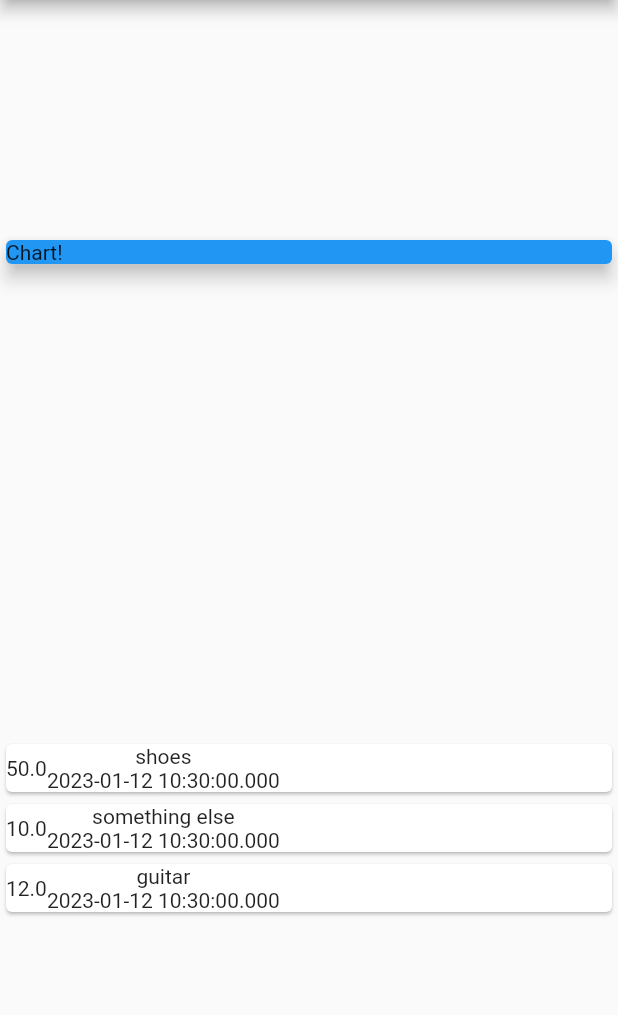
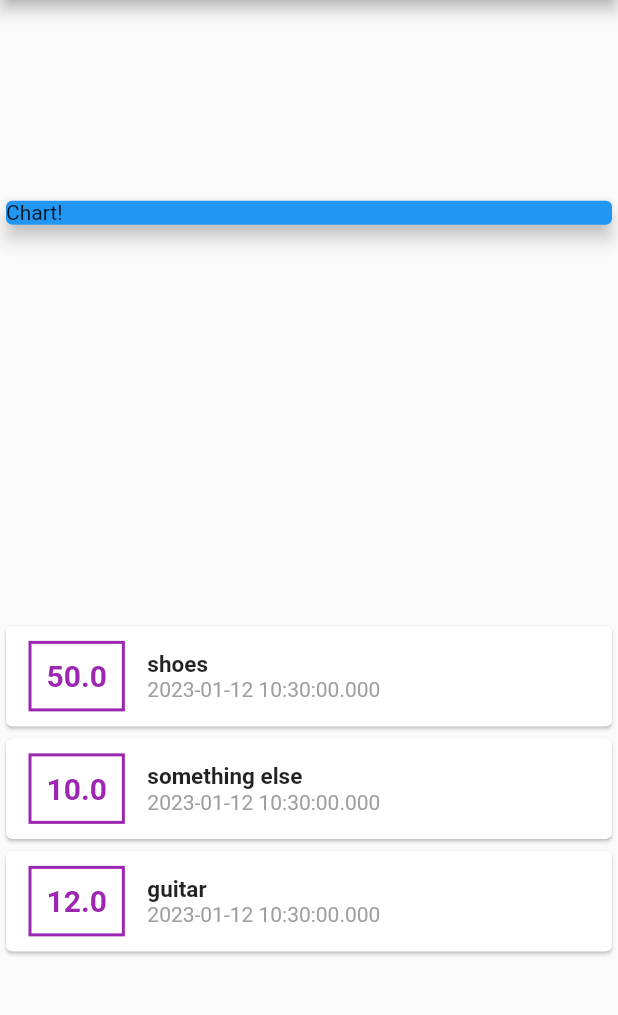
Before and after one commit to bottrell/ExpenseTracker, a Flutter app: the screen it shows after launch, on a phone screen of 412 x 824 dp, the part 84-1099 px from its top. Run offline on Flutter 3.47's test engine with Material 2 defaults, Android fonts, the phone set to English and light mode, and no system bars.

Commit message:
Added a lot of styling to Transaction cards

```diff
--- a/lib/main.dart
+++ b/lib/main.dart
@@ -52,11 +52,35 @@ class MyHomePage extends StatelessWidget {
               return Card(
                   child: Row(
                 children: [
-                  Container(child: Text(tx.cost.toString())),
+                  Container(
+                      padding: EdgeInsets.all(10),
+                      margin:
+                          EdgeInsets.symmetric(vertical: 10, horizontal: 15),
+                      decoration: BoxDecoration(
+                        border: Border.all(
+                          color: Colors.purple,
+                          width: 2,
+                        ),
+                      ),
+                      child: Text(
+                          style: TextStyle(
+                            fontWeight: FontWeight.bold,
+                            fontSize: 20,
+                            color: Colors.purple,
+                          ),
+                          tx.cost.toString())),
                   Column(
+                    crossAxisAlignment: CrossAxisAlignment.start,
                     children: [
-                      Text(tx.title!),
-                      Text(tx.date.toString()),
+                      Text(tx.title!,
+                          style: TextStyle(
+                              fontWeight: FontWeight.bold, fontSize: 15)),
+                      Text(tx.date.toString(),
+                        style: TextStyle(
+                          color: Colors.grey,
+
+                        ),
+                      ),
                     ],
                   )
                 ],
```
